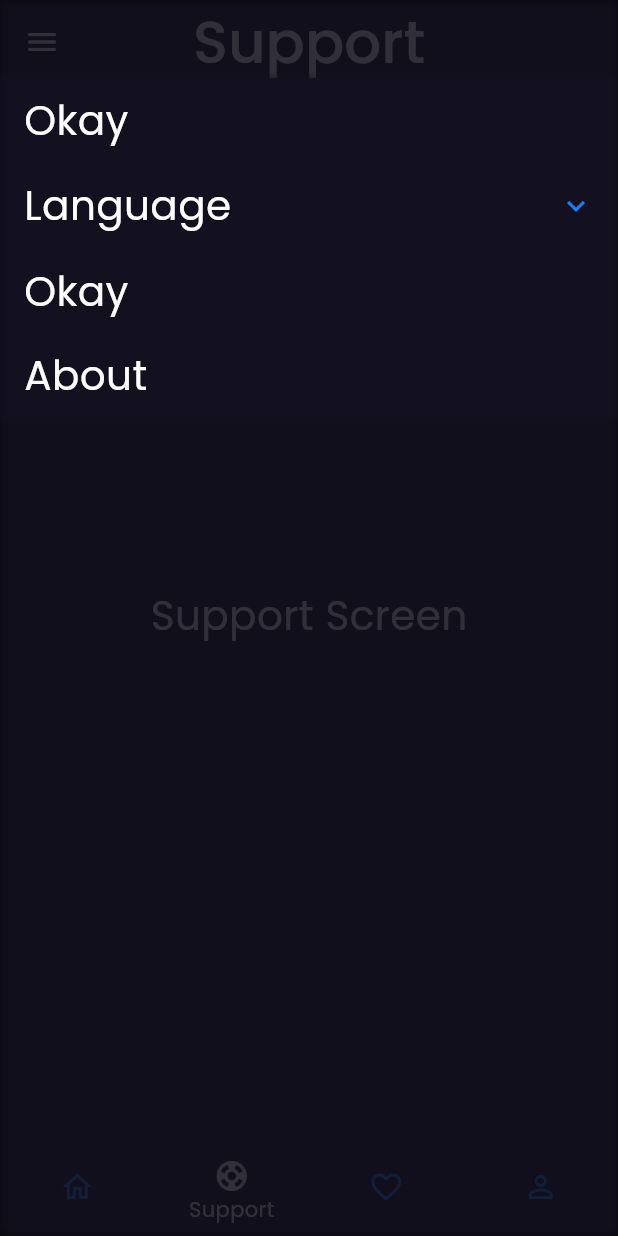
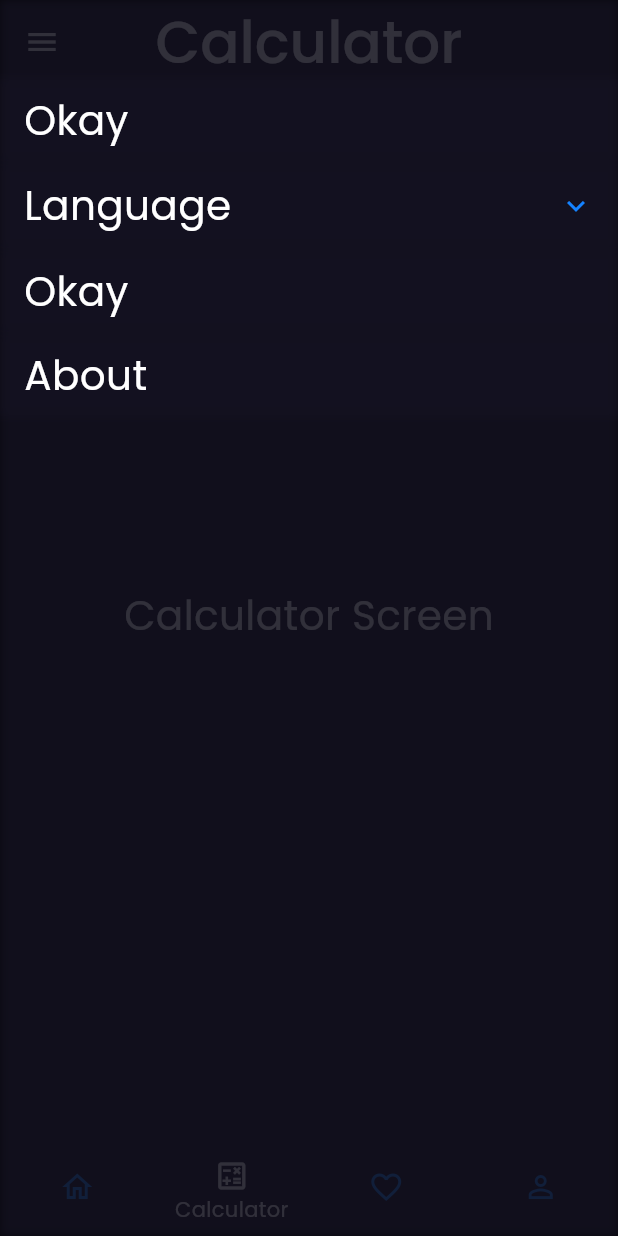
Before and after one commit to AhmedAbdEllatiif/remax_mapstate, a Flutter app: the screen it shows after launch, item 2 of the bottom bar chosen, with the side drawer open, on a phone screen of 412 x 824 dp. Run offline on Flutter 3.47's test engine with Material 2 defaults, Android fonts, the light colour scheme and no system bars; our stand-ins replace bloc, cached_network_image, dartz, dots_indicator, equatable, flutter_bloc and 7 more; accounts and stored records are empty; network calls fail.

Commit message:
Change bottom items with user changed

```diff
--- a/lib/main_app.dart
+++ b/lib/main_app.dart
@@ -35,6 +35,8 @@ class _MainAppState extends State<MainApp> {
 
     _languageBloc = getItInstance<LanguageBloc>();
     _currentUserCubit = getItInstance<CurrentUserCubit>();
+    _currentUserCubit.clientUser();
+
     //init screen util
     ScreenUtil.init();
 
--- a/lib/presentation/journeys/main/bottom_navigation.dart
+++ b/lib/presentation/journeys/main/bottom_navigation.dart
@@ -4,6 +4,7 @@ import 'package:remax_mapstate/common/constants/translate_constatns.dart';
 import 'package:remax_mapstate/common/enums/user_types.dart';
 import 'package:remax_mapstate/common/extensions/string_extensions.dart';
 import 'package:remax_mapstate/presentation/cubit/navigation/navigation_cubit.dart';
+import 'package:remax_mapstate/presentation/journeys/main/bottom_navigation_items.dart';
 import 'package:remax_mapstate/presentation/themes/theme_color.dart';
 
 class BottomNavigation extends StatelessWidget {
@@ -11,46 +12,8 @@ class BottomNavigation extends StatelessWidget {
 
   const BottomNavigation({Key? key, required this.userType}) : super(key: key);
 
-  int _getCurrentSelected(NavigationState state) {
-    if (state is HomeState) {
-      return 0;
-    } else if (state is SupportState) {
-      return 1;
-    } else if (state is FavoriteState) {
-      return 2;
-    } else if (state is ProfileState) {
-      return 3;
-    } else if (state is CalculatorState) {
-      return 2;
-    }
-    return 0;
-  }
-
   @override
   Widget build(BuildContext context) {
-    /* final List<BottomNavigationBarItem> bottomItems =  [
-      BottomNavigationBarItem(
-        icon: const Icon(Icons.home_outlined),
-        label: TranslateConstants.home.t(context),
-        backgroundColor: Colors.blue,
-      ),
-      BottomNavigationBarItem(
-          icon: const Icon(Icons.support_outlined),
-          label:  TranslateConstants.support.t(context),
-          backgroundColor: Colors.red),
-      */ /* BottomNavigationBarItem(
-        icon: Icon(Icons.calculate_outlined),
-        label: 'Calculator',
-        backgroundColor: Colors.blue),*/ /*
-      BottomNavigationBarItem(
-          icon: const Icon(Icons.favorite_border_outlined),
-          label: TranslateConstants.favorite.t(context),
-          backgroundColor: Colors.blue),
-      BottomNavigationBarItem(
-          icon: const Icon(Icons.person_outline),
-          label: TranslateConstants.profile.t(context),
-          backgroundColor: Colors.orange),
-    ];*/
     return BlocBuilder<NavigationCubit, NavigationState>(
       builder: (context, state) {
         return BottomNavigationBar(
@@ -64,53 +27,32 @@ class BottomNavigation extends StatelessWidget {
             onTap: (index) {
               switch (index) {
                 case 0:
-                BlocProvider.of<NavigationCubit>(context).home();
+                  BlocProvider.of<NavigationCubit>(context).home(index);
                   break;
                 case 1:
-                BlocProvider.of<NavigationCubit>(context).support();
+                  if (userType == UserType.client ||
+                      userType == UserType.tour) {
+                    BlocProvider.of<NavigationCubit>(context).calculator(index);
+                  } else {
+                    BlocProvider.of<NavigationCubit>(context).support(index);
+                  }
                   break;
                 case 2:
-                if (userType == UserType.client || userType == UserType.tour) {
-                  BlocProvider.of<NavigationCubit>(context).favorite();
-                }else{
-                  BlocProvider.of<NavigationCubit>(context).calculator();
+                  if (userType == UserType.client ||
+                      userType == UserType.tour) {
+                    BlocProvider.of<NavigationCubit>(context).favorite(index);
+                  } else {
+                    BlocProvider.of<NavigationCubit>(context).calculator(index);
                   }
                   break;
                 case 3:
-                BlocProvider.of<NavigationCubit>(context).profile();
+                  BlocProvider.of<NavigationCubit>(context).profile(index);
                   break;
               }
             },
-          items: [
-            BottomNavigationBarItem(
-              icon: const Icon(Icons.home_outlined),
-              label: TranslateConstants.home.t(context),
-              backgroundColor: Colors.blue,
-            ),
-            BottomNavigationBarItem(
-                icon: const Icon(Icons.support_outlined),
-                label: TranslateConstants.support.t(context),
-                backgroundColor: Colors.red),
-
-            // show calculator if user is not client or tour
-            if (userType != UserType.client && userType != UserType.tour)
-              const BottomNavigationBarItem(
-                  icon: Icon(Icons.calculate_outlined),
-                  label: 'Calculator',
-                  backgroundColor: Colors.blue),
-
-            // show favorite if user is client or tour
-            if (userType == UserType.client || userType == UserType.tour)
-              BottomNavigationBarItem(
-                  icon: const Icon(Icons.favorite_border_outlined),
-                  label: TranslateConstants.favorite.t(context),
-                  backgroundColor: Colors.blue),
-            BottomNavigationBarItem(
-                icon: const Icon(Icons.person_outline),
-                label: TranslateConstants.profile.t(context),
-                backgroundColor: Colors.orange),
-          ],
-        );
+            items: userType == UserType.client
+                ? BottomNavigationItems().clientItems(context)
+                : BottomNavigationItems().broker(context));
       },
     );
   }
--- /dev/null
+++ b/lib/presentation/journeys/main/bottom_navigation_items.dart
@@ -0,0 +1,69 @@
+import 'package:flutter/material.dart';
+import 'package:remax_mapstate/common/constants/translate_constatns.dart';
+import 'package:remax_mapstate/common/extensions/string_extensions.dart';
+
+class BottomNavigationItems{
+
+  BottomNavigationItems();
+
+
+  List<BottomNavigationBarItem> clientItems(BuildContext context){
+    return [
+      BottomNavigationBarItem(
+        icon: const Icon(Icons.home_outlined),
+        label: TranslateConstants.home.t(context),
+
+      ),
+
+
+        const BottomNavigationBarItem(
+            icon: Icon(Icons.calculate_outlined),
+            label: 'Calculator',
+           ),
+
+
+        BottomNavigationBarItem(
+            icon: const Icon(Icons.favorite_border_outlined),
+            label: TranslateConstants.favorite.t(context),
+        ),
+
+
+
+      BottomNavigationBarItem(
+          icon: const Icon(Icons.person_outline),
+          label: TranslateConstants.profile.t(context),
+          ),
+    ];
+  }
+
+
+  List<BottomNavigationBarItem> broker(BuildContext context){
+    return [
+      BottomNavigationBarItem(
+        icon: const Icon(Icons.home_outlined),
+        label: TranslateConstants.home.t(context),
+
+      ),
+
+
+
+        BottomNavigationBarItem(
+            icon: const Icon(Icons.support_outlined),
+            label: TranslateConstants.support.t(context),
+           ),
+
+
+        const BottomNavigationBarItem(
+            icon: Icon(Icons.calculate_outlined),
+            label: 'Calculator',
+           ),
+
+
+      BottomNavigationBarItem(
+          icon: const Icon(Icons.person_outline),
+          label: TranslateConstants.profile.t(context),
+         ),
+    ];
+  }
+
+}
```
Also changed, not shown: lib/presentation/cubit/navigation/navigation_cubit.dart (+10 -10 lines). Lines whose indentation alone changed are shown as unchanged.
